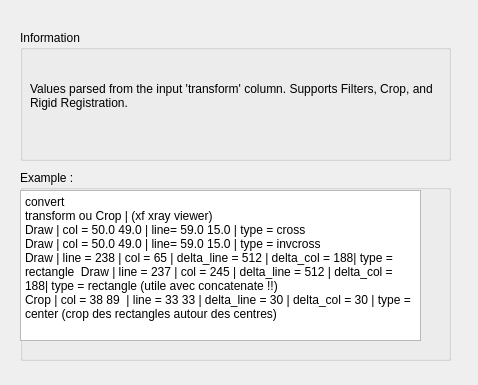
TigerODM/TigerODM, file orangecontrib/IMG4IT/widgets/designer/ow_image_apply_transform.ui: the form before one commit.
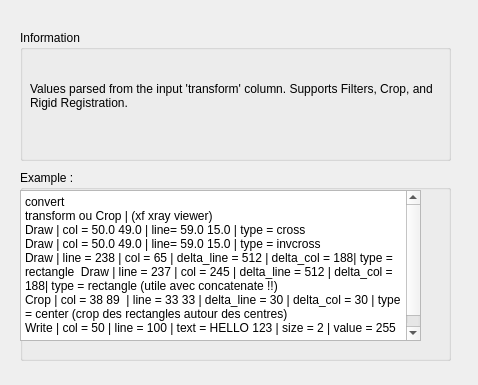
The form after the commit.

The edit to the form file:
```diff
--- a/orangecontrib/IMG4IT/widgets/designer/ow_image_apply_transform.ui
+++ b/orangecontrib/IMG4IT/widgets/designer/ow_image_apply_transform.ui
@@ -70,6 +70,7 @@
 Draw | col = 50.0 49.0 | line= 59.0 15.0 | type = invcross
 Draw | line = 238 | col = 65 | delta_line = 512 | delta_col = 188| type = rectangle  Draw | line = 237 | col = 245 | delta_line = 512 | delta_col = 188| type = rectangle (utile avec concatenate !!)
 Crop | col = 38 89  | line = 33 33 | delta_line = 30 | delta_col = 30 | type = center (crop des rectangles autour des centres)
+Write | col = 50 | line = 100 | text = HELLO 123 | size = 2 | value = 255
 </string>
     </property>
    </widget>
```
